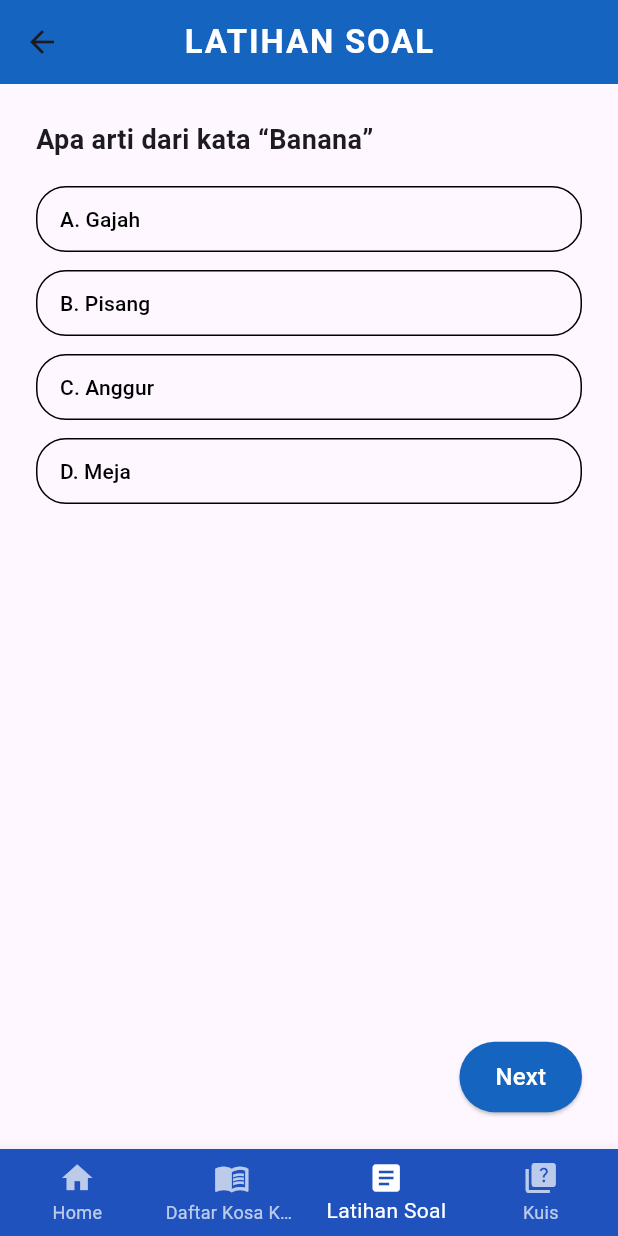
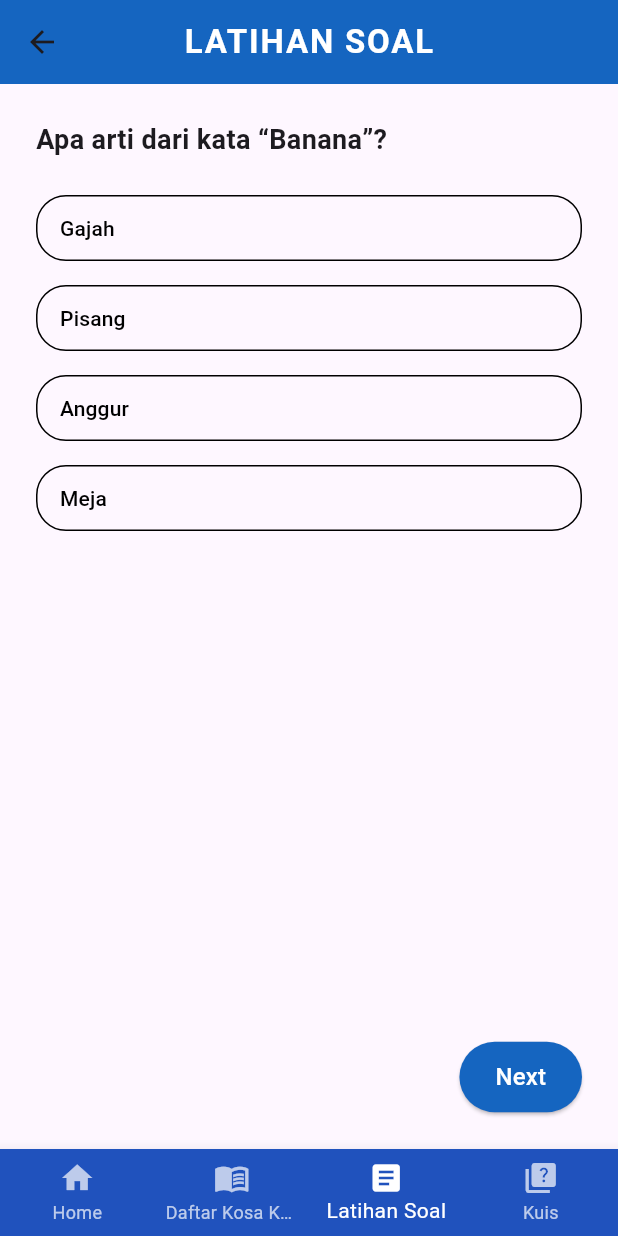
Before and after one commit to newgede/sidebar_navigation, a Flutter app: the HalamanLatihanSoal screen opened directly, on a phone screen of 412 x 824 dp. Run offline on Flutter 3.47's test engine with Material 3 defaults, Android fonts, the light colour scheme and no system bars.

Commit message:
nambah soal dan membuat tombol berfungsi

```diff
--- a/lib/halaman_latihan_soal.dart
+++ b/lib/halaman_latihan_soal.dart
@@ -1,12 +1,80 @@
 
 import 'package:flutter/material.dart';
 import 'package:flutter_bahasa_inggris_1/custom_button_navbar.dart';
+import 'package:flutter_bahasa_inggris_1/halaman_utama.dart';
 
-class HalamanLatihanSoal extends StatelessWidget {
+class HalamanLatihanSoal extends StatefulWidget {
   const HalamanLatihanSoal({super.key});
 
   @override
+  State<HalamanLatihanSoal> createState() => _HalamanLatihanSoalState();
+}
+
+class _HalamanLatihanSoalState extends State<HalamanLatihanSoal> {
+  int currentQuestionIndex = 0;
+  int? selectedOptionIndex;
+  bool answerChecked = false;
+
+  final List<Map<String, dynamic>> questions = [
+    {
+      'question': 'Apa arti dari kata “Banana”?',
+      'options': ['Gajah', 'Pisang', 'Anggur', 'Meja'],
+      'answerIndex': 1,
+    },
+    {
+      'question': 'Apa arti dari kata “Table”?',
+      'options': ['Kursi', 'Lemari', 'Meja', 'Pintu'],
+      'answerIndex': 2,
+    },
+    {
+      'question': 'Apa arti dari kata “Cat”?',
+      'options': ['Kucing', 'Anjing', 'Ayam', 'Kambing'],
+      'answerIndex': 0,
+    },
+  ];
+
+  void handleOptionTap(int index) {
+    if (answerChecked) return;
+
+    setState(() {
+      selectedOptionIndex = index;
+      answerChecked = true;
+    });
+  }
+
+  void handleNext() {
+    if (currentQuestionIndex < questions.length - 1) {
+      setState(() {
+        currentQuestionIndex++;
+        selectedOptionIndex = null;
+        answerChecked = false;
+      });
+    } else {
+      showDialog(
+        context: context,
+        builder: (_) => AlertDialog(
+          title: const Text('Selesai!'),
+          content: const Text('Kamu telah menyelesaikan semua soal.'),
+          actions: [
+            TextButton(
+              onPressed: () {
+                Navigator.pushReplacement(
+                  context,
+                  MaterialPageRoute(builder: (_) => const HalamanUtama()),
+                );
+              },
+              child: const Text('Tutup'),
+            ),
+          ],
+        ),
+      );
+    }
+  }
+
+  @override
   Widget build(BuildContext context) {
+    final currentQuestion = questions[currentQuestionIndex];
+
     return Scaffold(
       appBar: AppBar(
         title: const Text(
@@ -20,41 +88,35 @@ class HalamanLatihanSoal extends StatelessWidget {
         centerTitle: true,
         backgroundColor: Colors.blue[800],
       ),
-      body: Stack(
-        children: [
-          Padding(
+      body: Padding(
         padding: const EdgeInsets.all(24.0),
-            child: Align(
-              alignment: Alignment.topLeft,
         child: Column(
           crossAxisAlignment: CrossAxisAlignment.start,
           children: [
-                  const Text(
-                    'Apa arti dari kata “Banana”',
-                    style: TextStyle(
+            Text(
+              currentQuestion['question'],
+              style: const TextStyle(
                 fontSize: 18,
                 fontWeight: FontWeight.w600,
               ),
             ),
             const SizedBox(height: 16),
-                  _buildOption('A. Gajah'),
-                  const SizedBox(height: 8),
-                  _buildOption('B. Pisang'),
-                  const SizedBox(height: 8),
-                  _buildOption('C. Anggur'),
-                  const SizedBox(height: 8),
-                  _buildOption('D. Meja'),
-                ],
+            ...List.generate(
+              currentQuestion['options'].length,
+              (index) => Padding(
+                padding: const EdgeInsets.symmetric(vertical: 6),
+                child: _buildOption(
+                  index,
+                  currentQuestion['options'][index],
+                  currentQuestion['answerIndex'],
                 ),
               ),
             ),
-          Positioned(
-            bottom: 24,
-            right: 24,
+            const Spacer(),
+            Align(
+              alignment: Alignment.bottomRight,
               child: ElevatedButton(
-              onPressed: () {
-                // Navigasi atau logika lanjut ke soal berikutnya
-              },
+                onPressed: handleNext,
                 style: ElevatedButton.styleFrom(
                   backgroundColor: Colors.blue[800],
                   padding: const EdgeInsets.symmetric(horizontal: 24, vertical: 12),
@@ -67,15 +129,26 @@ class HalamanLatihanSoal extends StatelessWidget {
             ),
           ],
         ),
+      ),
       bottomNavigationBar: const CustomBottomNavBar(currentIndex: 2),
     );
   }
 
-  Widget _buildOption(String text) {
+  Widget _buildOption(int index, String text, int correctAnswerIndex) {
+    Color? buttonColor;
+
+    if (answerChecked) {
+      if (index == selectedOptionIndex) {
+        buttonColor = (index == correctAnswerIndex) ? Colors.green : Colors.red;
+      } else if (index == correctAnswerIndex) {
+        buttonColor = Colors.green;
+      }
+    }
+
     return OutlinedButton(
-      onPressed: () {
-      },
+      onPressed: () => handleOptionTap(index),
       style: OutlinedButton.styleFrom(
+        backgroundColor: buttonColor,
         side: const BorderSide(color: Colors.black),
         shape: RoundedRectangleBorder(
           borderRadius: BorderRadius.circular(20),
@@ -86,7 +159,9 @@ class HalamanLatihanSoal extends StatelessWidget {
         alignment: Alignment.centerLeft,
         child: Text(
           text,
-          style: const TextStyle(color: Colors.black),
+          style: TextStyle(
+            color: buttonColor != null ? Colors.white : Colors.black,
+          ),
         ),
       ),
     );
```
Also changed, not shown: pubspec.lock. Lines whose indentation alone changed are shown as unchanged.
